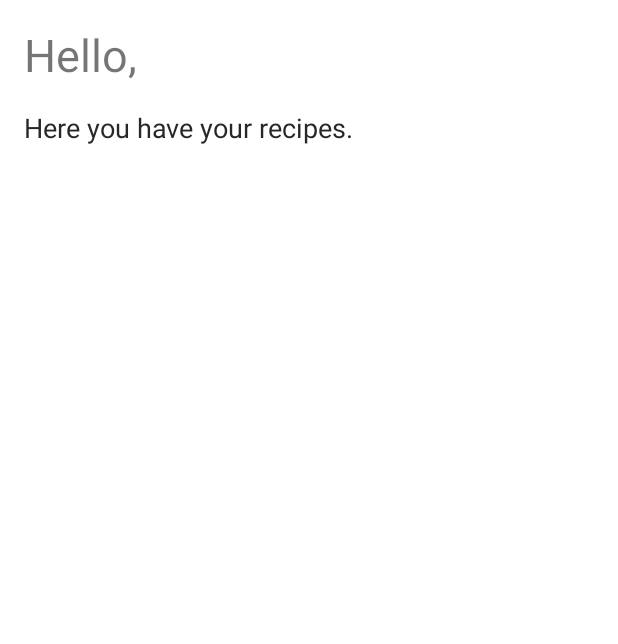
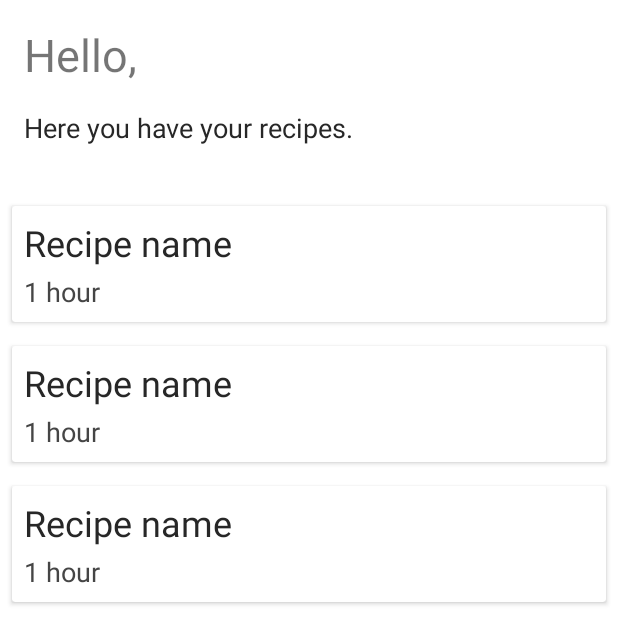
Before and after one commit to Jorgeelalto/mds-2021, an Android app: the layout fragment_profile.xml on its own in the app's theme, with its tools: preview values and no code run, on a phone screen of 412 x 824 dp. Shown: the top 644 px of the screen. Run offline under Robolectric (Android 15) with nearby library versions, the phone set to English and light mode, and no system bars.

Commit message:
Fix password hashing, start recyclerview in profile

```diff
--- a/UIFragmentsJorge/app/src/main/java/com/uc3m/foodstuff/api/RecipesAdapter.kt
+++ b/UIFragmentsJorge/app/src/main/java/com/uc3m/foodstuff/api/RecipesAdapter.kt
@@ -23,7 +23,7 @@ class RecipesAdapter(private val context: Context, private var list: MutableList
 
     override fun onCreateViewHolder(parent: ViewGroup, viewType: Int): RecipeViewHolder {
         val inflater = LayoutInflater.from(context)
-        val view: View = inflater.inflate(R.layout.fragment_view_recipe, parent, false)
+        val view: View = inflater.inflate(R.layout.fragment_weekly_recipe, parent, false)
         return RecipeViewHolder(view)
     }
 
--- /dev/null
+++ b/UIFragmentsJorge/app/src/main/java/com/uc3m/foodstuff/fb/Recipe.kt
@@ -0,0 +1,7 @@
+package com.uc3m.foodstuff.fb
+
+data class Recipe (
+        val name: String = "",
+        val time: Float = 0.0f,
+        val user: String = ""
+)
--- a/UIFragmentsJorge/app/src/main/java/com/uc3m/foodstuff/login/LoginManager.kt
+++ b/UIFragmentsJorge/app/src/main/java/com/uc3m/foodstuff/login/LoginManager.kt
@@ -24,13 +24,13 @@ class LoginManager(var context: Context) {
 
 
     // Generate an hexadecimal SHA 1 string
-    fun hash(input: String): String {
+    private fun hash(input: String): String {
         return try {
             val md = MessageDigest.getInstance("SHA-1")
             val messageDigest = md.digest(input.toByteArray())
             val no = BigInteger(1, messageDigest)
             var hashtext = no.toString(16)
-            while (hashtext.length < 32) {
+            while (hashtext.length < 40) {
                 hashtext = "0$hashtext"
             }
             hashtext
--- a/UIFragmentsJorge/app/src/main/java/com/uc3m/foodstuff/ui/profile/ProfileFragment.kt
+++ b/UIFragmentsJorge/app/src/main/java/com/uc3m/foodstuff/ui/profile/ProfileFragment.kt
@@ -21,8 +21,7 @@ class ProfileFragment : Fragment() {
             container: ViewGroup?,
             savedInstanceState: Bundle?
     ): View? {
-        profileViewModel =
-                ViewModelProvider(this).get(ProfileViewModel::class.java)
+        profileViewModel = ViewModelProvider(this).get(ProfileViewModel::class.java)
         val root = inflater.inflate(R.layout.fragment_profile, container, false)
         val textView: TextView = root.findViewById(R.id.text_username)
         textView.text = "Hello, ${loggedUserRepo.getLoggedUser()}."
--- a/UIFragmentsJorge/app/src/main/java/com/uc3m/foodstuff/ui/profile/ProfileViewModel.kt
+++ b/UIFragmentsJorge/app/src/main/java/com/uc3m/foodstuff/ui/profile/ProfileViewModel.kt
@@ -9,8 +9,6 @@ import androidx.lifecycle.ViewModel
 
 class ProfileViewModel : ViewModel() {
 
-    // TODO get the username sharedprefs
-
     private val _text = MutableLiveData<String>().apply {
 
         value = "Hello, Username."
--- a/UIFragmentsJorge/app/src/main/res/layout/fragment_profile.xml
+++ b/UIFragmentsJorge/app/src/main/res/layout/fragment_profile.xml
@@ -31,19 +31,13 @@
         android:text="Here you have your recipes."
         />
 
-    <!--
-    <TextView
-        android:id="@+id/text_profile"
+    <androidx.recyclerview.widget.RecyclerView
+        android:id="@+id/recipe_recyclerview"
         android:layout_width="match_parent"
         android:layout_height="wrap_content"
-        android:layout_marginStart="8dp"
-        android:layout_marginTop="8dp"
-        android:layout_marginEnd="8dp"
-        android:textAlignment="center"
-        android:textSize="20sp"
-        app:layout_constraintBottom_toBottomOf="parent"
-        app:layout_constraintEnd_toEndOf="parent"
-        app:layout_constraintStart_toStartOf="parent"
-        app:layout_constraintTop_toTopOf="parent" />
-        -->
+        app:layout_constraintTop_toBottomOf="@id/text_hereweekly"
+        android:layout_marginTop="32dp"
+        tools:listitem="@layout/fragment_profile_recipe"
+        />
+
 </androidx.constraintlayout.widget.ConstraintLayout>
--- /dev/null
+++ b/UIFragmentsJorge/app/src/main/res/layout/fragment_profile_recipe.xml
@@ -0,0 +1,33 @@
+<?xml version="1.0" encoding="utf-8"?>
+<androidx.cardview.widget.CardView xmlns:android="http://schemas.android.com/apk/res/android"
+    android:layout_height="wrap_content"
+    android:layout_width="match_parent"
+    xmlns:app="http://schemas.android.com/apk/res-auto"
+    android:layout_margin="8dp">
+
+    <androidx.constraintlayout.widget.ConstraintLayout
+        android:layout_width="match_parent"
+        android:layout_height="wrap_content"
+        android:layout_margin="8dp">
+
+        <TextView
+            android:id="@+id/recipe_name"
+            android:layout_width="match_parent"
+            android:layout_height="wrap_content"
+            android:textSize="24sp"
+            android:textColor="@color/gray1"
+            android:text="Recipe name"
+            app:layout_constraintTop_toTopOf="parent"/>
+
+        <TextView
+            android:id="@+id/recipe_time"
+            android:layout_width="match_parent"
+            android:layout_height="wrap_content"
+            android:textSize="18sp"
+            android:textColor="@color/gray2"
+            android:text="1 hour"
+            app:layout_constraintTop_toBottomOf="@id/recipe_name"
+            android:layout_marginTop="4dp"/>
+
+    </androidx.constraintlayout.widget.ConstraintLayout>
+</androidx.cardview.widget.CardView>
--- a/UIFragmentsJorge/app/src/main/res/layout/fragment_weekly.xml
+++ b/UIFragmentsJorge/app/src/main/res/layout/fragment_weekly.xml
@@ -25,7 +25,7 @@
         android:layout_height="wrap_content"
         app:layout_constraintTop_toBottomOf="@id/text_hereweekly"
         android:layout_marginTop="24dp"
-        tools:listitem="@layout/fragment_view_recipe"/>
+        tools:listitem="@layout/fragment_weekly_recipe"/>
     <!--
     <TextView
         android:id="@+id/text_dashboard"
```
Also changed, not shown: UIFragmentsJorge/app/src/main/res/layout/fragment_weekly_recipe.xml (renamed from UIFragmentsJorge/app/src/main/res/layout/fragment_view_recipe.xml).
